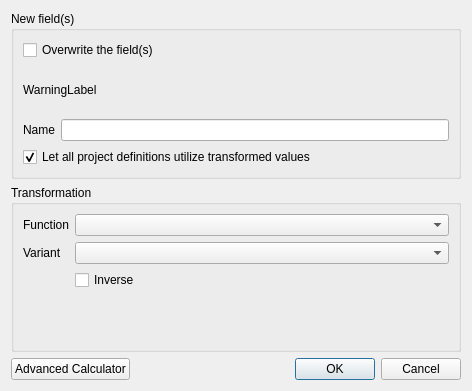
Qt form svir/ui/ui_transformation.ui (gem/oq-irmt-qgis) before a commit.
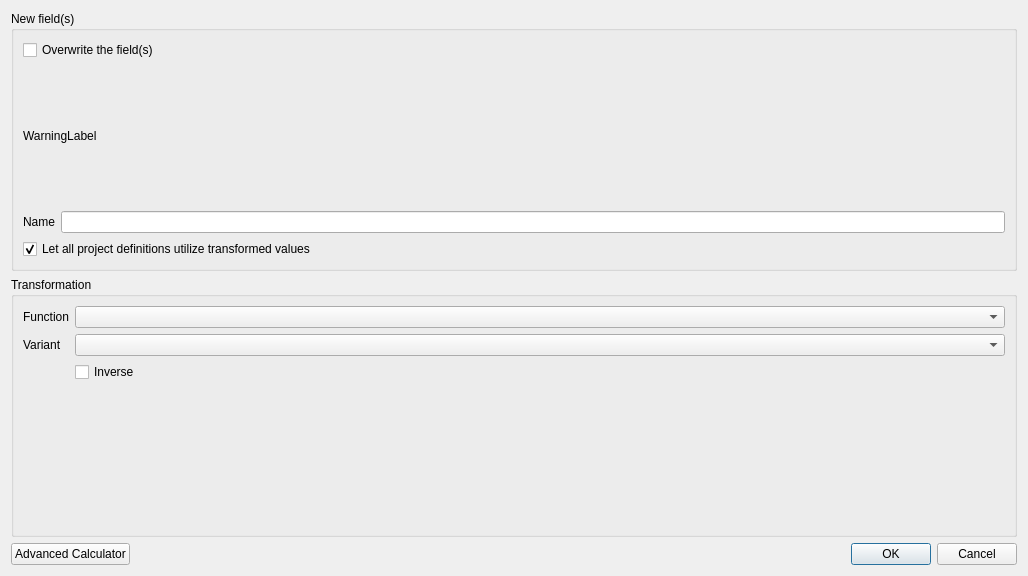
The same form after that commit.

The edit to the form file:
```diff
--- a/svir/ui/ui_transformation.ui
+++ b/svir/ui/ui_transformation.ui
@@ -9,8 +9,8 @@
    <rect>
     <x>0</x>
     <y>0</y>
-    <width>472</width>
-    <height>391</height>
+    <width>1028</width>
+    <height>576</height>
    </rect>
   </property>
   <property name="windowTitle">
```
